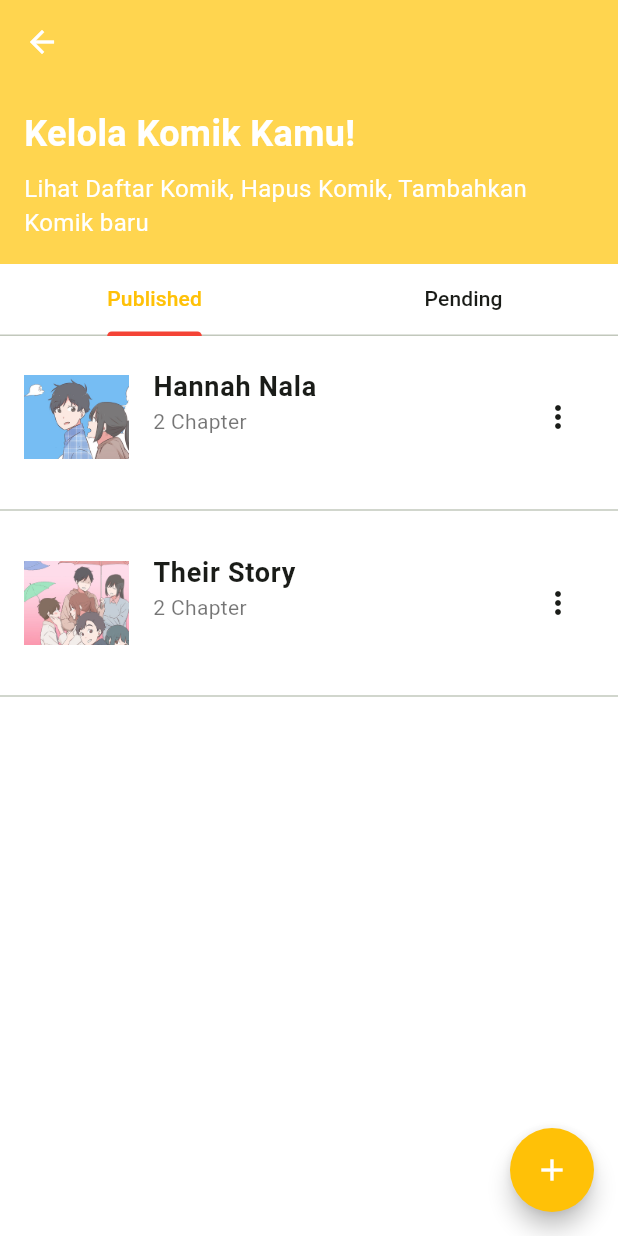
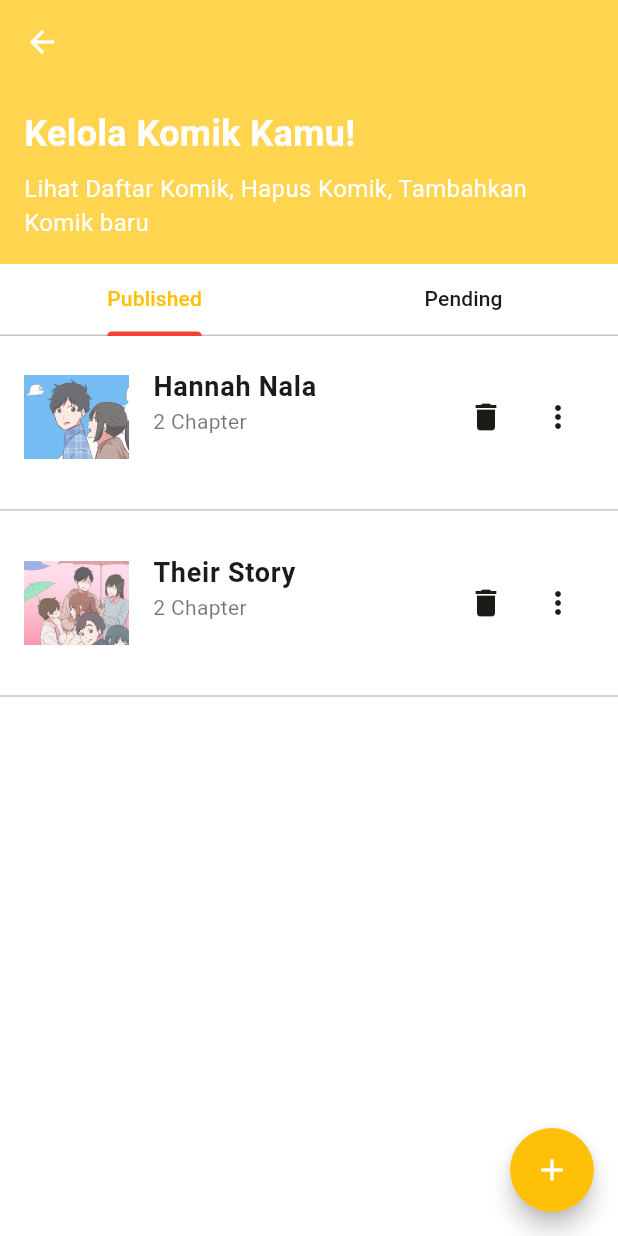
Before and after one commit to MiKami-IPPL/MiKami-Mobile, a Flutter app: the AuthorManage screen opened directly, on a phone screen of 412 x 824 dp. Run offline on Flutter 3.47's test engine with Material 3 defaults, Android fonts, the phone set to English and light mode, and no system bars; our stand-ins replace carousel_slider, file_picker, flutter_rating_bar, get, image_picker, multi_select_flutter and 2 more; missing offline and left inert: webview_flutter_android, webview_flutter_wkwebview; accounts and stored records are empty.

Commit message:
updated icons on author manage

```diff
--- a/lib/screens/author_manage_screen.dart
+++ b/lib/screens/author_manage_screen.dart
@@ -83,10 +83,15 @@ class _AuthorManageState extends State<AuthorManage> {
                             itemBuilder: (BuildContext context, int index) {
                               ListItemData itemData =
                                   ListDataProvider.getPublishedList()[index];
-                              return Column(
+                              return GestureDetector(
+                                onTap: () {
+                                  Get.to(ChapterManageScreen());
+                                },
+                                child: Column(
                                   children: [
                                     ListTile(
-                                    contentPadding: const EdgeInsets.symmetric(
+                                      contentPadding:
+                                          const EdgeInsets.symmetric(
                                               horizontal: 16.0, vertical: 12.0),
                                       leading: Container(
                                         width: 70,
@@ -110,22 +115,34 @@ class _AuthorManageState extends State<AuthorManage> {
                                         line1: itemData.subtitle,
                                         line2: '',
                                       ),
-                                    trailing: PopupMenuButton<String>(
+                                      trailing: Row(
+                                        mainAxisSize: MainAxisSize.min,
+                                        children: [
+                                          IconButton(
+                                            icon: Icon(Icons.delete),
+                                            onPressed: () {
+                                              _showConfirmationDialog(
+                                                  context, itemData.title);
+                                            },
+                                          ),
+                                          PopupMenuButton<String>(
                                             onSelected: (String choice) {
-                                        if (choice == 'Lihat Daftar Chapter') {
+                                              if (choice ==
+                                                  'Lihat Daftar Chapter') {
                                                 Get.to(ChapterManageScreen());
-                                        } else if (choice == 'Hapus Komik') {
+                                              } else if (choice ==
+                                                  'Hapus Komik') {
                                                 _showConfirmationDialog(
-                                              context,
-                                              itemData
-                                                  .title); // Show confirmation dialog
+                                                    context, itemData.title);
                                               }
                                             },
-                                      itemBuilder: (BuildContext context) =>
+                                            itemBuilder:
+                                                (BuildContext context) =>
                                                     <PopupMenuEntry<String>>[
                                               const PopupMenuItem<String>(
                                                 value: 'Lihat Daftar Chapter',
-                                          child: Text('Lihat Daftar Chapter'),
+                                                child: Text(
+                                                    'Lihat Daftar Chapter'),
                                               ),
                                               const PopupMenuItem<String>(
                                                 value: 'Hapus Komik',
@@ -133,9 +150,12 @@ class _AuthorManageState extends State<AuthorManage> {
                                               ),
                                             ],
                                           ),
+                                        ],
                                       ),
-                                  const Divider(), // Add a Divider
+                                    ),
+                                    const Divider(),
                                   ],
+                                ),
                               );
                             },
                           ),
@@ -155,8 +175,7 @@ class _AuthorManageState extends State<AuthorManage> {
       floatingActionButton: FloatingActionButton(
         onPressed: () {
           authorController.getGenre();
-          Get.to(() => AddComic()); // Add onPressed action here
-          // Add onPressed action here
+          Get.to(() => AddComic());
         },
         shape: const StadiumBorder(),
         backgroundColor: Colors.amber,
@@ -176,14 +195,13 @@ class _AuthorManageState extends State<AuthorManage> {
           actions: <Widget>[
             TextButton(
               onPressed: () {
-                Navigator.of(context).pop(); // Close the dialog
+                Navigator.of(context).pop();
               },
               child: const Text("Batal"),
             ),
             TextButton(
               onPressed: () {
-                // Perform delete action here
-                Navigator.of(context).pop(); // Close the dialog
+                Navigator.of(context).pop();
               },
               child: const Text("Hapus"),
             ),
```
Lines whose indentation alone changed are shown as unchanged.
